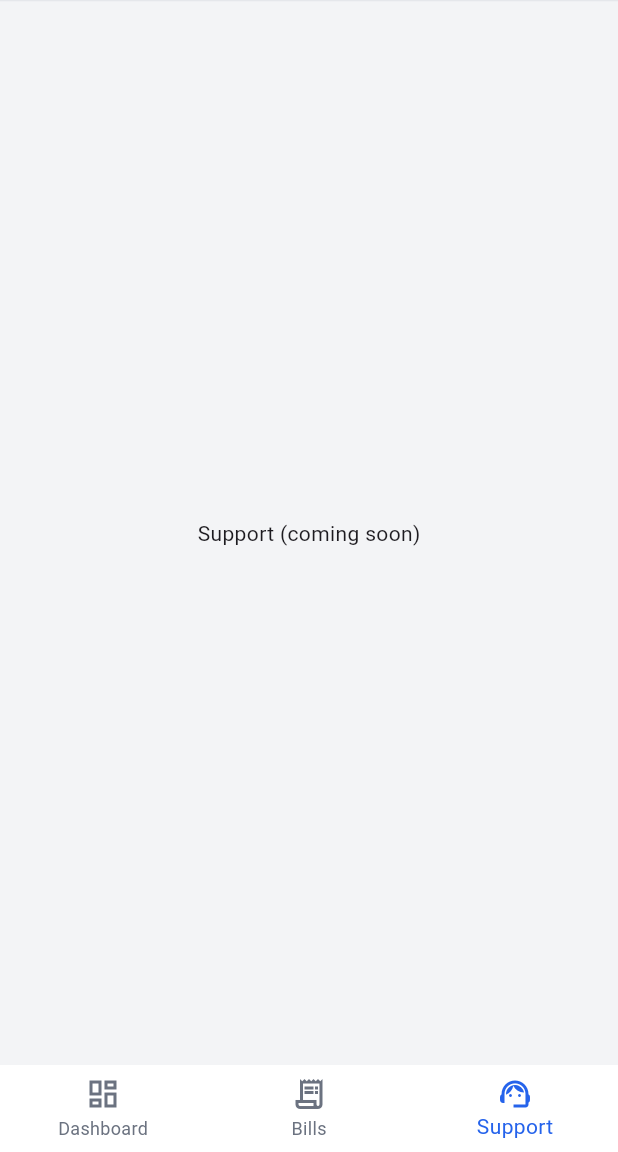
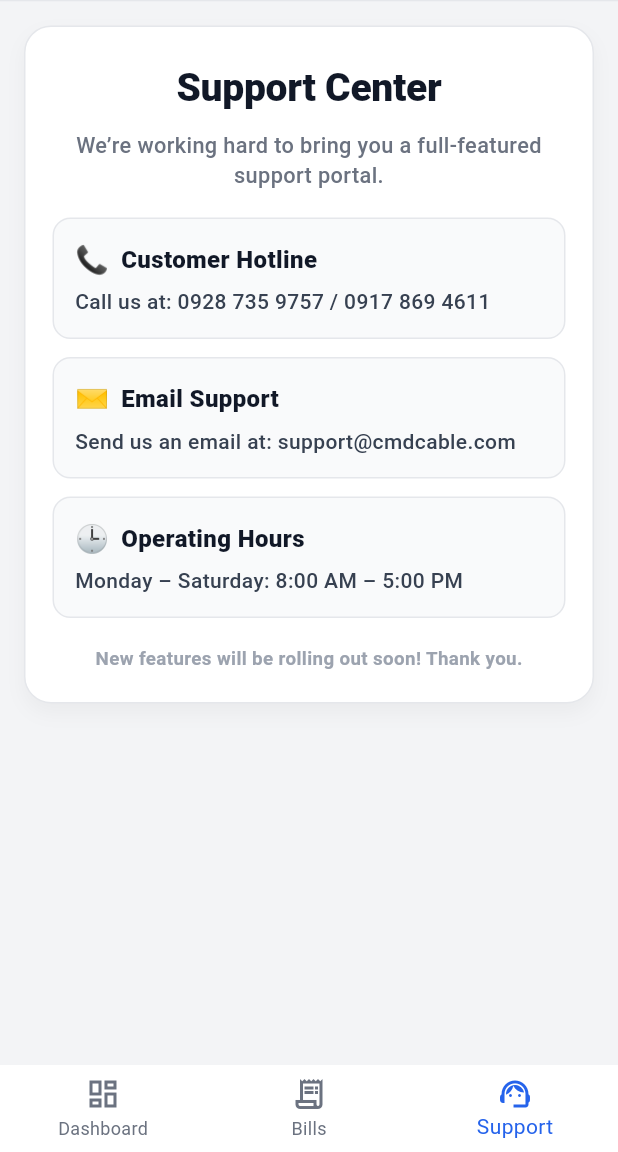
Before and after one commit to tammytamayao/cmd-mobile, a Flutter app: the MainTabsPage screen opened directly with empty values, item 3 of the bottom bar chosen, on a phone screen of 412 x 824 dp, the part 84-1236 px from its top. Run offline on Flutter 3.47's test engine with Material 3 defaults, Android fonts, the phone set to English and light mode, and no system bars; our stand-ins replace flutter_secure_storage, lucide_icons; accounts and stored records are empty; network calls fail.

Commit message:
feat: support page

```diff
--- a/lib/main_tabs_page.dart
+++ b/lib/main_tabs_page.dart
@@ -1,7 +1,9 @@
 import 'package:cmd_mobile/billing/billing_history_page.dart.dart';
 import 'package:flutter/material.dart';
+
 import 'dashboard/dashboard_page.dart';
 import 'services/auth_service.dart';
+import 'support/support_page.dart'; // ✅ new file
 
 class MainTabsPage extends StatefulWidget {
   const MainTabsPage({super.key, required this.auth});
@@ -29,7 +31,6 @@ class _MainTabsPageState extends State<MainTabsPage> {
     await widget.auth.logout();
     if (!mounted) return;
 
-    // Go back to login (and clear history)
     Navigator.of(context).popUntil((r) => r.isFirst);
   }
 
@@ -45,17 +46,13 @@ class _MainTabsPageState extends State<MainTabsPage> {
       backgroundColor: const Color(0xFFF3F4F6), // gray-100
       appBar: AppBar(
         backgroundColor: Colors.white,
-        surfaceTintColor: Colors.white, // remove Material tint
+        surfaceTintColor: Colors.white,
         elevation: 0,
         titleSpacing: 0,
         title: Row(
           children: [
             const SizedBox(width: 12),
-            Image.asset(
-              "assets/logo.jpg",
-              height: 24, // smaller = cleaner alignment
-              fit: BoxFit.contain,
-            ),
+            Image.asset("assets/logo.jpg", height: 24, fit: BoxFit.contain),
             const SizedBox(width: 10),
             Text(
               _titleForIndex(index),
@@ -77,18 +74,15 @@ class _MainTabsPageState extends State<MainTabsPage> {
         ],
         bottom: PreferredSize(
           preferredSize: const Size.fromHeight(1),
-          child: Container(
-            height: 1,
-            color: const Color(0xFFE5E7EB), // divider like web header
-          ),
+          child: Container(height: 1, color: const Color(0xFFE5E7EB)),
         ),
       ),
       body: pages[index],
       bottomNavigationBar: BottomNavigationBar(
         type: BottomNavigationBarType.fixed,
-        backgroundColor: Colors.white, // match header
+        backgroundColor: Colors.white,
         elevation: 0,
-        selectedItemColor: const Color(0xFF2563EB), // blue-600
+        selectedItemColor: const Color(0xFF2563EB),
         unselectedItemColor: const Color(0xFF6B7280),
         currentIndex: index,
         onTap: (i) => setState(() => index = i),
@@ -110,12 +104,3 @@ class _MainTabsPageState extends State<MainTabsPage> {
     );
   }
 }
-
-class SupportPage extends StatelessWidget {
-  const SupportPage({super.key});
-
-  @override
-  Widget build(BuildContext context) {
-    return const Center(child: Text("Support (coming soon)"));
-  }
-}
--- /dev/null
+++ b/lib/support/support_page.dart
@@ -0,0 +1,160 @@
+import 'package:flutter/material.dart';
+
+class SupportPage extends StatelessWidget {
+  const SupportPage({super.key});
+
+  @override
+  Widget build(BuildContext context) {
+    Widget infoCard({
+      required String title,
+      required String body,
+      IconData? icon,
+      String? emoji,
+      VoidCallback? onTap,
+    }) {
+      final content = Container(
+        padding: const EdgeInsets.all(14),
+        decoration: BoxDecoration(
+          color: const Color(0xFFF9FAFB), // gray-50
+          borderRadius: BorderRadius.circular(12),
+          border: Border.all(color: const Color(0xFFE5E7EB)), // gray-200
+        ),
+        child: Column(
+          crossAxisAlignment: CrossAxisAlignment.start,
+          children: [
+            Row(
+              children: [
+                if (emoji != null)
+                  Text(emoji, style: const TextStyle(fontSize: 18)),
+                if (icon != null)
+                  Icon(icon, size: 18, color: const Color(0xFF111827)),
+                const SizedBox(width: 8),
+                Expanded(
+                  child: Text(
+                    title,
+                    style: const TextStyle(
+                      fontSize: 16,
+                      fontWeight: FontWeight.w800,
+                      color: Color(0xFF111827),
+                    ),
+                  ),
+                ),
+              ],
+            ),
+            const SizedBox(height: 6),
+            Text(
+              body,
+              style: const TextStyle(
+                fontSize: 14,
+                height: 1.35,
+                color: Color(0xFF374151), // gray-700
+                fontWeight: FontWeight.w500,
+              ),
+            ),
+          ],
+        ),
+      );
+
+      if (onTap == null) return content;
+
+      return InkWell(
+        onTap: onTap,
+        borderRadius: BorderRadius.circular(12),
+        child: content,
+      );
+    }
+
+    return ListView(
+      padding: const EdgeInsets.fromLTRB(16, 16, 16, 24),
+      children: [
+        Container(
+          decoration: BoxDecoration(
+            color: Colors.white,
+            borderRadius: BorderRadius.circular(18),
+            border: Border.all(color: const Color(0xFFE5E7EB)),
+            boxShadow: [
+              BoxShadow(
+                color: Colors.black.withOpacity(0.04),
+                blurRadius: 10,
+                offset: const Offset(0, 6),
+              ),
+            ],
+          ),
+          clipBehavior: Clip.antiAlias,
+          child: Padding(
+            padding: const EdgeInsets.fromLTRB(18, 22, 18, 20),
+            child: Column(
+              crossAxisAlignment: CrossAxisAlignment.center,
+              children: [
+                const Text(
+                  "Support Center",
+                  textAlign: TextAlign.center,
+                  style: TextStyle(
+                    fontSize: 26,
+                    fontWeight: FontWeight.w900,
+                    color: Color(0xFF111827),
+                    letterSpacing: -0.2,
+                  ),
+                ),
+                const SizedBox(height: 10),
+                const Text(
+                  "We’re working hard to bring you a full-featured support portal.",
+                  textAlign: TextAlign.center,
+                  style: TextStyle(
+                    color: Color(0xFF6B7280),
+                    fontSize: 14.5,
+                    height: 1.35,
+                    fontWeight: FontWeight.w500,
+                  ),
+                ),
+                const SizedBox(height: 18),
+
+                // Cards
+                infoCard(
+                  emoji: "📞",
+                  title: "Customer Hotline",
+                  body: "Call us at: 0928 735 9757 / 0917 869 4611",
+                  onTap: () {
+                    // Optional: implement tap-to-call later
+                    // final uri = Uri.parse("tel:09287359757");
+                    // launchUrl(uri);
+                  },
+                ),
+                const SizedBox(height: 12),
+                infoCard(
+                  emoji: "✉️",
+                  title: "Email Support",
+                  body: "Send us an email at: support@cmdcable.com",
+                  onTap: () {
+                    // Optional: implement email launch later
+                    // final uri = Uri(
+                    //   scheme: "mailto",
+                    //   path: "support@cmdcable.com",
+                    // );
+                    // launchUrl(uri);
+                  },
+                ),
+                const SizedBox(height: 12),
+                infoCard(
+                  emoji: "🕒",
+                  title: "Operating Hours",
+                  body: "Monday – Saturday: 8:00 AM – 5:00 PM",
+                ),
+
+                const SizedBox(height: 18),
+                const Text(
+                  "New features will be rolling out soon! Thank you.",
+                  style: TextStyle(
+                    fontSize: 12.5,
+                    color: Color(0xFF9CA3AF),
+                    fontWeight: FontWeight.w600,
+                  ),
+                ),
+              ],
+            ),
+          ),
+        ),
+      ],
+    );
+  }
+}
```
